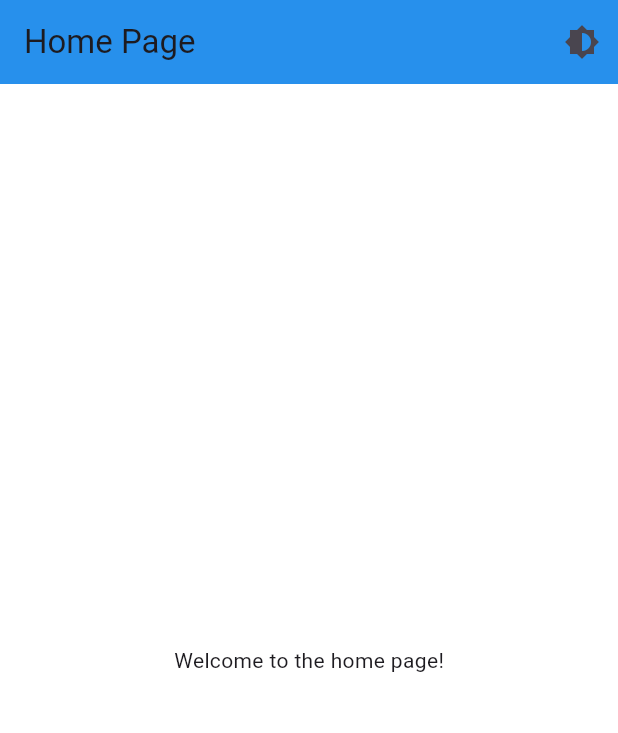
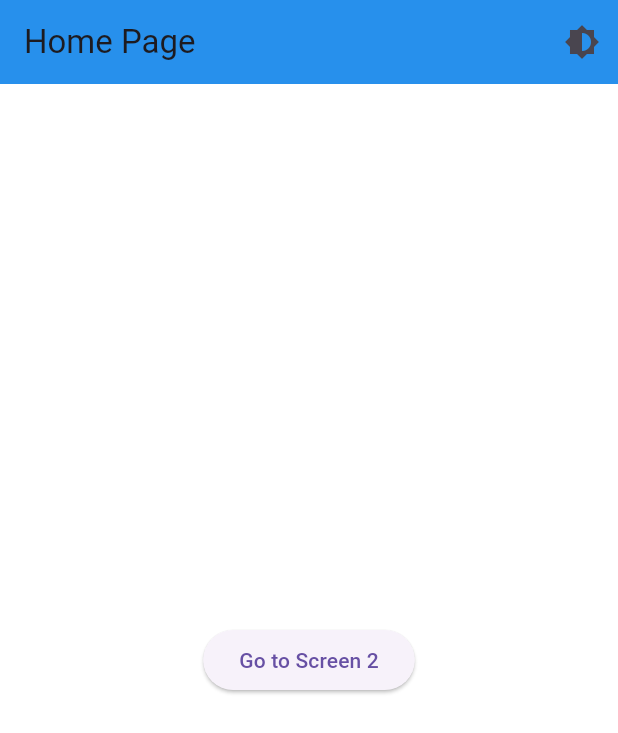
Before and after one commit to BalakrishnanPT/FlutterSamples, a Flutter app: the screen it shows after launch, on a phone screen of 412 x 824 dp. Shown: the top 733 px of the screen. Run offline on Flutter 3.47's test engine with Material 3 defaults, Android fonts, the phone set to English and light mode, and no system bars; Roboto replaces fonts that are missing (Arial).

Commit message:
navigational issue

```diff
--- a/lib/home.dart
+++ b/lib/home.dart
@@ -17,9 +17,36 @@ class HomePage extends StatelessWidget {
           ),
         ],
       ),
-      body: const Center(
-        child: Text('Welcome to the home page!'),
+      body: Screen1(),
+    );
+  }
+}
+
+class Screen1 extends StatelessWidget {
+  @override
+  Widget build(BuildContext context) {
+    return Center(
+      child: ElevatedButton(
+        child: Text('Go to Screen 2'),
+        onPressed: () {
+          Navigator.push(
+            context,
+            MaterialPageRoute(builder: (context) => Screen2()),
+          );
+        },
       ),
     );
   }
 }
+
+class Screen2 extends StatelessWidget {
+  @override
+  Widget build(BuildContext context) {
+    return Center(
+      child: ElevatedButton(
+        child: Text('Go back to Screen 1'),
+        onPressed: () => Navigator.pop(context),
+      ),
+    );
+  }
+}
```
